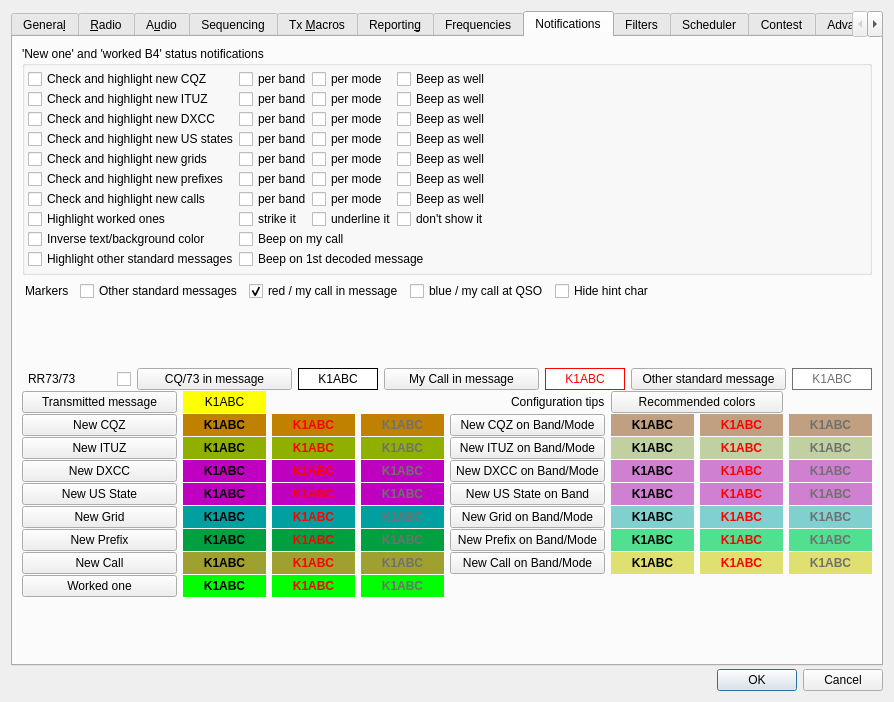
Qt form Configuration.ui (ce3tsk/jtdx_contest) before a commit.
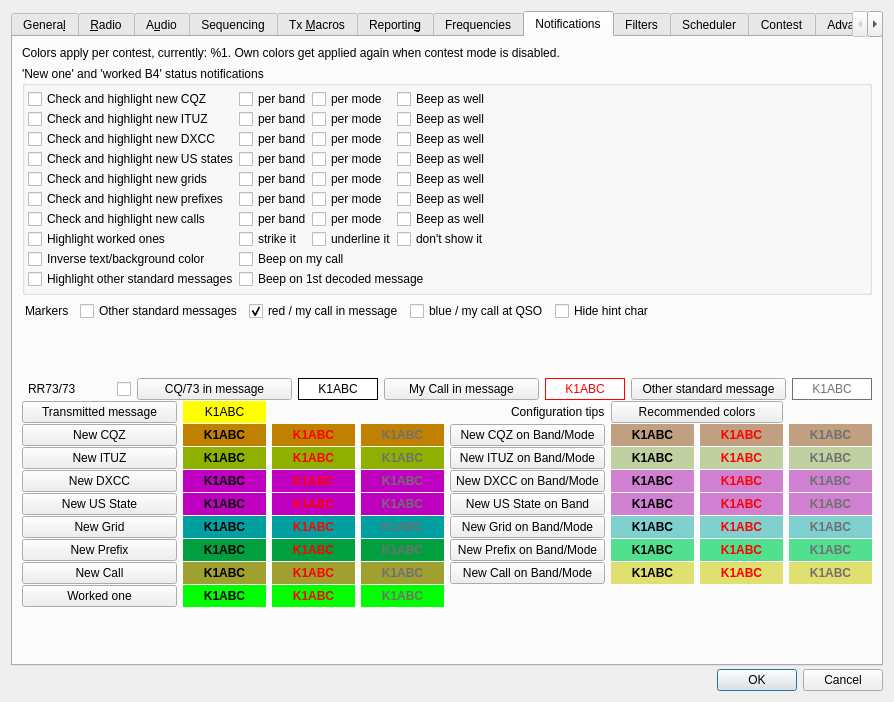
The same form after that commit. The open tabs and pages were chosen to show the change.

Commit message: Add the ARRL Digi and YBDXPI FT8 contests with their own rules, scoring, highlighting and frequency lists (YBDXPI: FT8 only, bundled member list, points and multipliers from the call); in every contest a QSO under way finishes first, a station already worked ranks last, AnsB4 stays on and Hide FT contest messages off, the four sequencing counters stay on at 4, 4, 5, 4 with your own parked, and each contest has its own notification colors starting at the recommended ones; fix the answer-CQ counter never ending a call in a contest and a color edit surviving Cancel

What changed in the file:
```diff
--- a/Configuration.ui
+++ b/Configuration.ui
@@ -3499,6 +3499,16 @@
       <layout class="QGridLayout" name="gridLayout_37">
        <item row="0" column="0">
         <layout class="QVBoxLayout" name="verticalLayout_8">
+         <item>
+          <widget class="QLabel" name="labContestColors">
+           <property name="text">
+            <string>Colors apply per contest, currently: %1. Own colors get applied again when contest mode is disabled.</string>
+           </property>
+           <property name="wordWrap">
+            <bool>true</bool>
+           </property>
+          </widget>
+         </item>
          <item>
           <widget class="QGroupBox" name="highlight_group_box">
            <property name="title">
```
Left out of the diff: 30 changed lines with no effect on the pictures. The commit also changes 41 other files.
